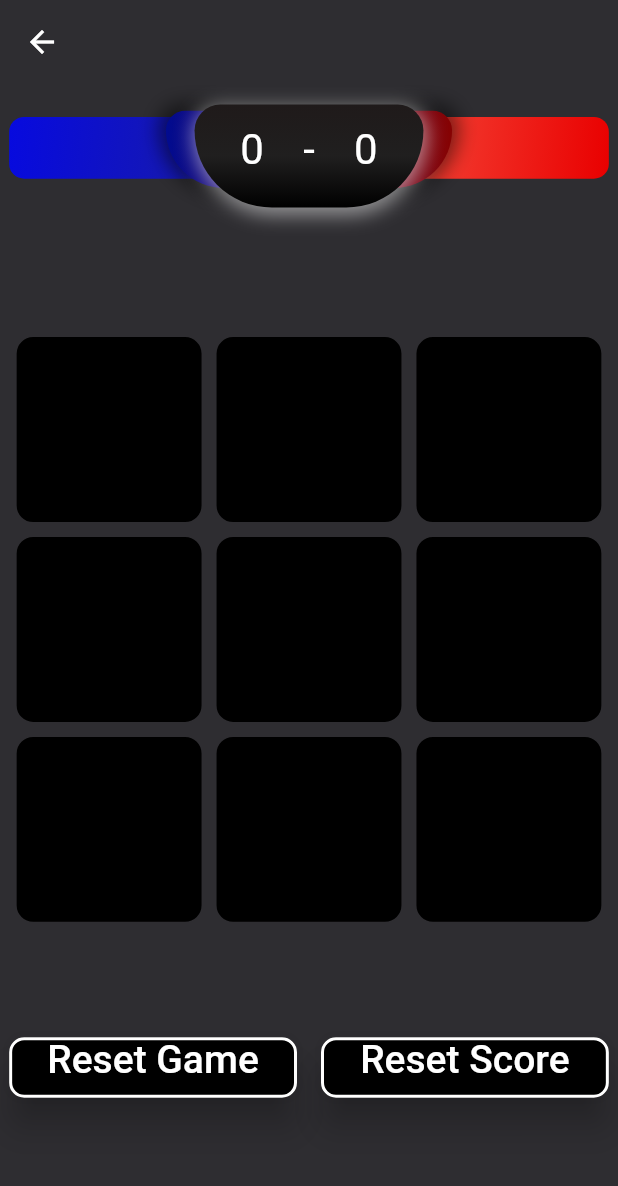
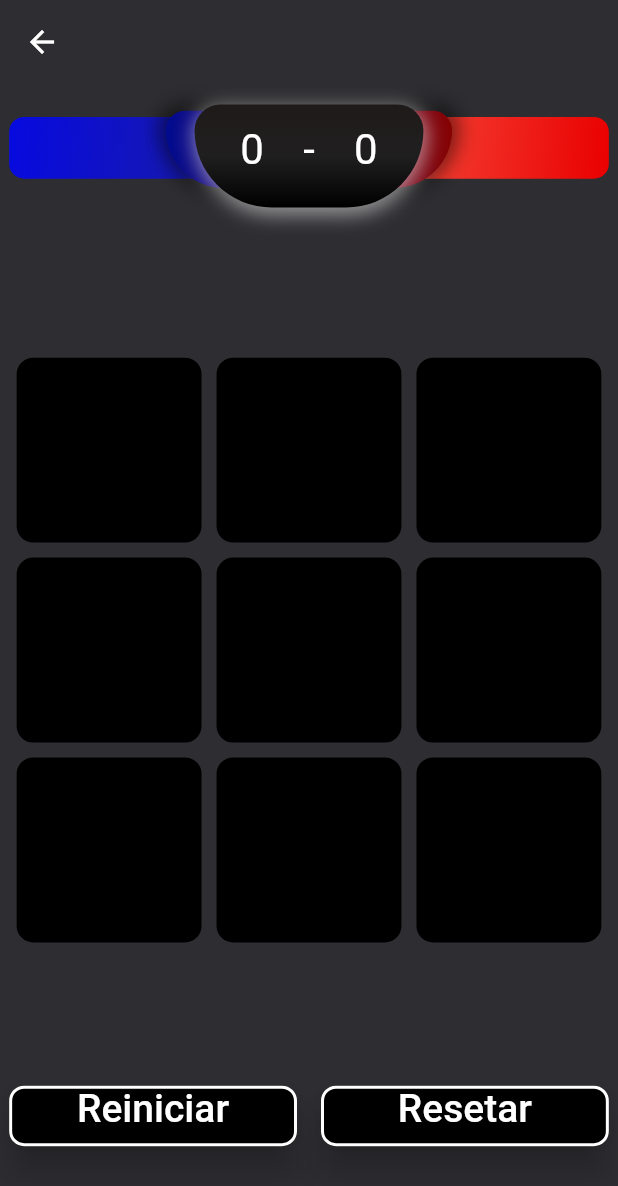
Before and after one commit to thiagolop/jogo_da_velha, a Flutter app: the HomePage screen opened by its route, on a phone screen of 412 x 824 dp. Shown: the top 1186 px of the screen. Run offline on Flutter 3.47's test engine with Material 2 defaults, Android fonts, the phone set to English and light mode, and no system bars; our stand-ins replace google_fonts; Roboto replaces fonts that are missing (Coiny).

```diff
--- a/lib/app/pages/home/controller/home_controller.dart
+++ b/lib/app/pages/home/controller/home_controller.dart
@@ -78,10 +78,10 @@ class HomeController with ChangeNotifier {
 
   void selectPlayer() {
     if (oTurn) {
-      jogador = 'Vez de $namePlayer2';
+      jogador = 'Sua vez $namePlayer2';
       notifyListeners();
     } else {
-      jogador = 'Vez de $namePlayer1';
+      jogador = 'Sua vez $namePlayer1';
       notifyListeners();
     }
   }
@@ -143,7 +143,7 @@ class HomeController with ChangeNotifier {
       isGaming = false;
       notifyListeners();
     }
-    if (!board.contains('') && winner == '') {
+    if (!board.contains('') && winner == '' && isGaming) {
       getWinner('Empate');
       isGaming = false;
       notifyListeners();
--- a/lib/app/pages/home/view/home_page.dart
+++ b/lib/app/pages/home/view/home_page.dart
@@ -32,13 +32,17 @@ class HomePage extends StatelessWidget {
                   SizedBox(height: 60.heigth),
                   Visibility(
                     visible: controller.isGaming,
-                    child: Text(controller.jogador, style: context.textStyles.textCoiny),
+                    child: Text(
+                      controller.jogador,
+                      style: context.textStyles.textCoiny.copyWith(
+                        color: controller.oTurn ? context.colorsApp.colorO : context.colorsApp.colorX,
+                      ),
+                    ),
                   ),
-                  SizedBox(height: 40.heigth),
+                  SizedBox(height: 80.heigth),
                   const GameWidget(),
-                  SizedBox(height: 16.heigth),
                   Text(controller.vencedor, style: context.textStyles.textCoiny),
-                  SizedBox(height: 10.heigth),
+                  SizedBox(height: 80.heigth),
                   const CustomButtom(),
                 ],
               ),
--- a/lib/app/pages/home/widgets/custom_buttom.dart
+++ b/lib/app/pages/home/widgets/custom_buttom.dart
@@ -17,7 +17,7 @@ class CustomButtom extends StatelessWidget {
                     onPressed: () {
                       controller.reset();
                     },
-                    label: 'Reset Game')),
+                    label: 'Reiniciar')),
             const SizedBox(width: 16),
             Expanded(
                 child: CustomElevatedButtom(
@@ -25,7 +25,7 @@ class CustomButtom extends StatelessWidget {
                       controller.resetScore();
                       controller.reset();
                     },
-                    label: 'Reset Score')),
+                    label: 'Resetar')),
           ],
         );
       },
--- a/lib/app/pages/register/register_page.dart
+++ b/lib/app/pages/register/register_page.dart
@@ -80,7 +80,7 @@ class RegisterPage extends StatelessWidget {
                             fillColor: context.colorsApp.whiteColor,
                           ),
                         ),
-                        SizedBox(height: 32.heigth),
+                        SizedBox(height: 64.heigth),
                         TextFormField(
                           style: context.textStyles.textCoiny.copyWith(color: context.colorsApp.primaryColor, fontSize: 18),
                           autovalidateMode: AutovalidateMode.onUserInteraction,
```
Also changed, not shown: lib/app/core/ui/styles/colors_app.dart (+9 -1 lines), assets/icon/Icon.png (added), 1 other file.
